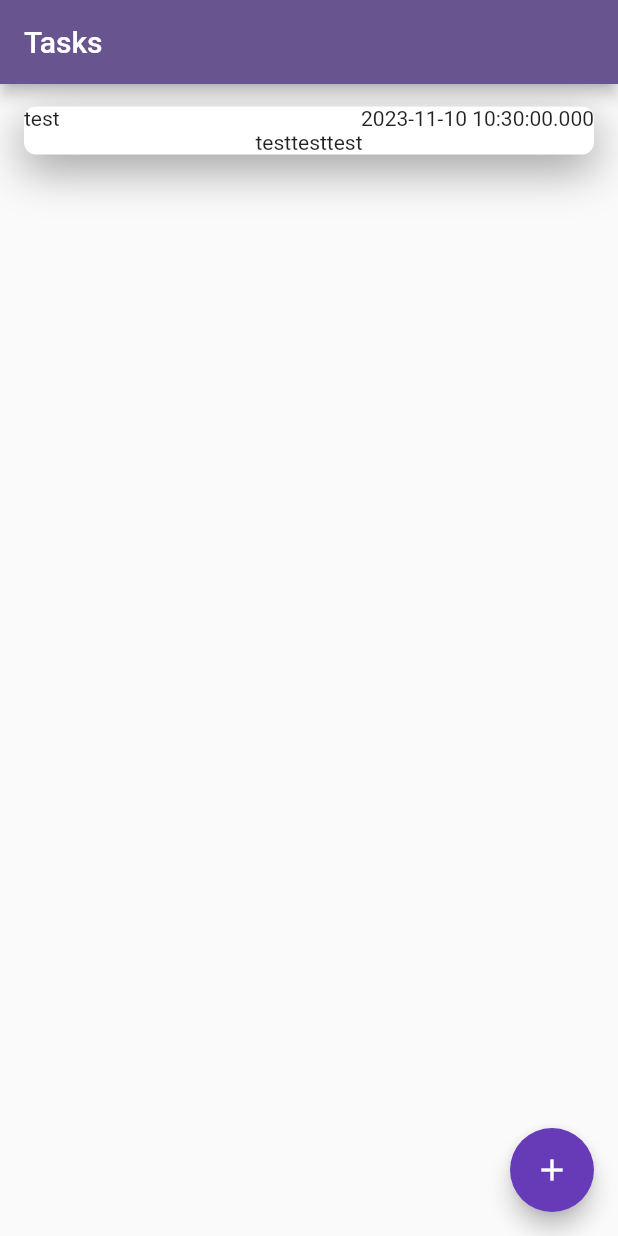
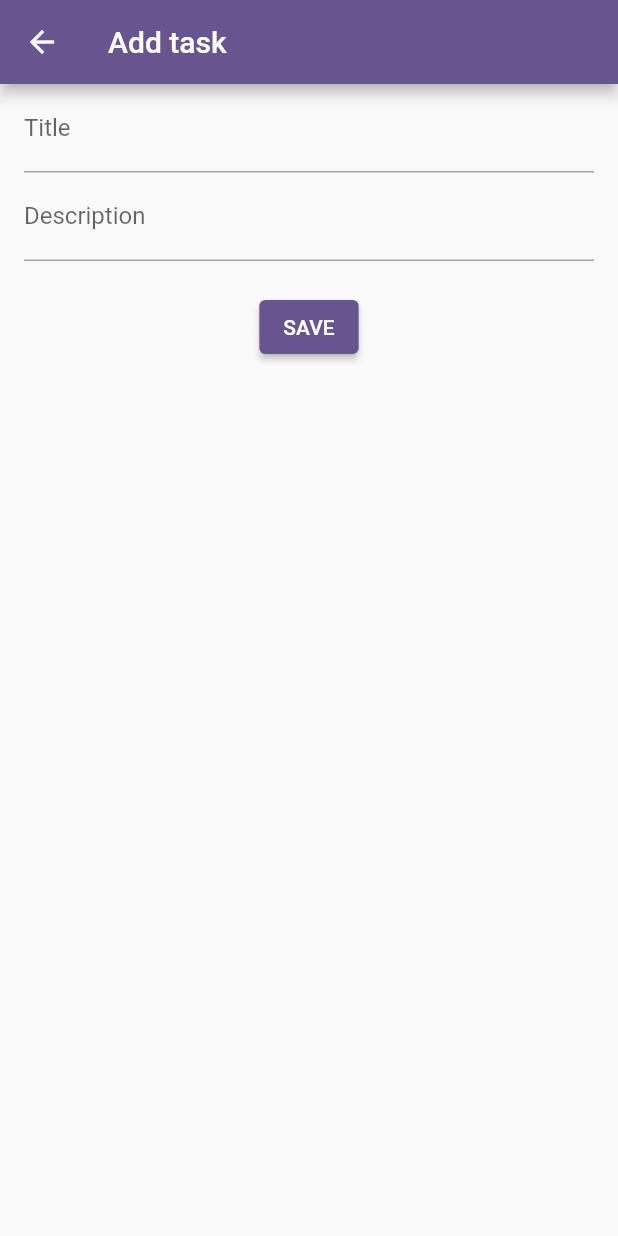
Before and after one commit to timurIsakov/todo_hive, a Flutter app: the screen it shows after launch, after a tap on the "add" icon, on a phone screen of 412 x 824 dp. Run offline on Flutter 3.47's test engine with Material 2 defaults, Android fonts, the phone set to English and light mode, and no system bars; drawn by our look-alikes of keyboard_dismisser.

Commit message:
Added create task functionality

```diff
--- /dev/null
+++ b/lib/core/entity/task_entity.dart
@@ -0,0 +1,33 @@
+enum TaskStatus { todo, process, done }
+
+class TaskEntity {
+  final String title;
+  final DateTime date;
+  final String description;
+  final TaskStatus status;
+
+  TaskEntity(
+      {required this.status,
+      required this.title,
+      required this.date,
+      required this.description});
+
+  factory TaskEntity.fromJson(Map<String, dynamic> json) {
+    return TaskEntity(
+      title: json['title'],
+      date: DateTime.parse(json['date']),
+      description: json['description'],
+      status: TaskStatus.values[json['isDone']],
+    );
+  }
+
+  Map<String, dynamic> toJson() {
+    final Map<String, dynamic> data = {};
+    data['title'] = title;
+    data['date'] = date.toIso8601String();
+    data['description'] = description;
+    data['isDone'] = status.index;
+
+    return data;
+  }
+}
--- a/lib/core/entity/todo_entity.dart
+++ /dev/null
@@ -1,8 +0,0 @@
-class TodoEntity {
-  final String title;
-  final DateTime date;
-  final String description;
-
-  TodoEntity(
-      {required this.title, required this.date, required this.description});
-}
--- /dev/null
+++ b/lib/screens/add_task_screen.dart
@@ -0,0 +1,53 @@
+import 'package:flutter/material.dart';
+import 'package:keyboard_dismisser/keyboard_dismisser.dart';
+
+class AddTaskScreen extends StatefulWidget {
+  final Function(String title, String description) onCreate;
+  const AddTaskScreen({Key? key, required this.onCreate}) : super(key: key);
+
+  @override
+  State<AddTaskScreen> createState() => _AddTaskScreenState();
+}
+
+class _AddTaskScreenState extends State<AddTaskScreen> {
+  final TextEditingController controllerTitle = TextEditingController();
+  final TextEditingController controllerDescription = TextEditingController();
+  @override
+  Widget build(BuildContext context) {
+    return KeyboardDismisser(
+      child: Scaffold(
+        appBar: AppBar(
+          title: const Text("Add task"),
+        ),
+        body: Padding(
+          padding: const EdgeInsets.only(left: 16, right: 16),
+          child: Column(
+            children: [
+              TextField(
+                  controller: controllerTitle,
+                  decoration: const InputDecoration(
+                    labelText: "Title",
+                  )),
+              TextField(
+                  controller: controllerDescription,
+                  decoration: const InputDecoration(
+                    labelText: "Description",
+                  )),
+              const SizedBox(height: 20),
+              ElevatedButton(
+                onPressed: () {
+                  widget.onCreate
+                      .call(controllerTitle.text, controllerDescription.text);
+                  Navigator.pop(
+                    context,
+                  );
+                },
+                child: const Text("SAVE"),
+              )
+            ],
+          ),
+        ),
+      ),
+    );
+  }
+}
--- a/lib/screens/todo_screen.dart
+++ b/lib/screens/todo_screen.dart
@@ -1,7 +1,8 @@
 import 'package:flutter/material.dart';
-import 'package:todo_app/widgets/todo_widget.dart';
+import 'package:todo_app/screens/add_task_screen.dart';
+import 'package:todo_app/widgets/task_card_widget.dart';
 
-import '../core/entity/todo_entity.dart';
+import '../core/entity/task_entity.dart';
 
 class TodoScreen extends StatefulWidget {
   const TodoScreen({Key? key}) : super(key: key);
@@ -11,10 +12,13 @@ class TodoScreen extends StatefulWidget {
 }
 
 class _TodoScreenState extends State<TodoScreen> {
-  List<TodoEntity> listOfTasks = [
-    TodoEntity(
-        title: "test", date: DateTime.now(), description: "testtesttest"),
-
+  List<TaskEntity> listOfTasks = [
+    TaskEntity(
+      title: "test",
+      date: DateTime.now(),
+      description: "test",
+      status: TaskStatus.todo,
+    ),
   ];
   @override
   Widget build(BuildContext context) {
@@ -22,7 +26,7 @@ class _TodoScreenState extends State<TodoScreen> {
       appBar: AppBar(
         title: const Text("Tasks"),
       ),
-      body:  Padding(
+      body: Padding(
         padding: const EdgeInsets.only(left: 16, right: 16),
         child: Column(
           children: [
@@ -33,7 +37,7 @@ class _TodoScreenState extends State<TodoScreen> {
                   final element = listOfTasks[index];
                   return Padding(
                     padding: const EdgeInsets.only(top: 15),
-                    child: TodoWidget(entity: element),
+                    child: TaskCardWidget(entity: element),
                   );
                 },
               ),
@@ -43,14 +47,33 @@ class _TodoScreenState extends State<TodoScreen> {
       ),
       floatingActionButton: FloatingActionButton(
         backgroundColor: Colors.deepPurple,
-        onPressed: () {},
-        child: const Center(
-          child: Icon(
-            Icons.add,
-            color: Colors.white,
-          ),
+        onPressed: () {
+          Navigator.push(
+            context,
+            MaterialPageRoute(
+              builder: (context) => AddTaskScreen(
+                onCreate: _onCreateTask,
+              ),
+            ),
+          );
+        },
+        child: const Icon(
+          Icons.add,
+          color: Colors.white,
         ),
       ),
     );
   }
+
+  _onCreateTask(String title, String description) {
+    final TaskEntity entity = TaskEntity(
+        status: TaskStatus.todo,
+        title: title,
+        date: DateTime.now(),
+        description: description);
+    listOfTasks.add(entity);
+    setState(() {
+
+    });
+  }
 }
--- /dev/null
+++ b/lib/widgets/task_card_widget.dart
@@ -0,0 +1,34 @@
+import 'package:flutter/material.dart';
+import 'package:todo_app/core/entity/task_entity.dart';
+
+class TaskCardWidget extends StatelessWidget {
+  final TaskEntity entity;
+
+  const TaskCardWidget({Key? key, required this.entity}) : super(key: key);
+
+  @override
+  Widget build(BuildContext context) {
+    return Container(
+      decoration: BoxDecoration(
+          color: Colors.white,
+          borderRadius: BorderRadius.circular(8),
+          boxShadow: [
+            BoxShadow(
+              color: Colors.grey.shade300,
+              blurRadius: 25,
+              offset: const Offset(0, 10),
+            )
+          ]),
+      child: Column(
+        children: [
+          Row(
+            mainAxisAlignment: MainAxisAlignment.spaceBetween,
+            children: [Text(entity.title), Text(entity.date.toString())],
+          ),
+          const Divider(),
+          Text(entity.description),
+        ],
+      ),
+    );
+  }
+}
--- a/lib/widgets/todo_widget.dart
+++ /dev/null
@@ -1,35 +0,0 @@
-import 'package:flutter/material.dart';
-import 'package:todo_app/core/entity/todo_entity.dart';
-
-class TodoWidget extends StatelessWidget {
-  final TodoEntity entity;
-  const TodoWidget({Key? key, required this.entity}) : super(key: key);
-
-  @override
-  Widget build(BuildContext context) {
-    return Container(
-      decoration: const BoxDecoration(boxShadow: [
-        BoxShadow(
-          color: Colors.grey,
-          blurRadius: 25,
-          offset: Offset(0, 10),
-        )
-      ]),
-      child: Container(
-        decoration: BoxDecoration(
-          color: Colors.white,
-          borderRadius: BorderRadius.circular(8),
-        ),
-        child: Column(
-          children: [
-            Row(
-              mainAxisAlignment: MainAxisAlignment.spaceBetween,
-              children: [Text(entity.title), Text(entity.date.toString())],
-            ),
-            Text(entity.description),
-          ],
-        ),
-      ),
-    );
-  }
-}
--- a/pubspec.yaml
+++ b/pubspec.yaml
@@ -35,6 +35,8 @@ dependencies:
   # The following adds the Cupertino Icons font to your application.
   # Use with the CupertinoIcons class for iOS style icons.
   cupertino_icons: ^1.0.2
+  keyboard_dismisser: ^3.0.0
+  easy_localization: ^3.0.3
 
 dev_dependencies:
   flutter_test:
```
Also changed, not shown: pubspec.lock, 4 other files.
